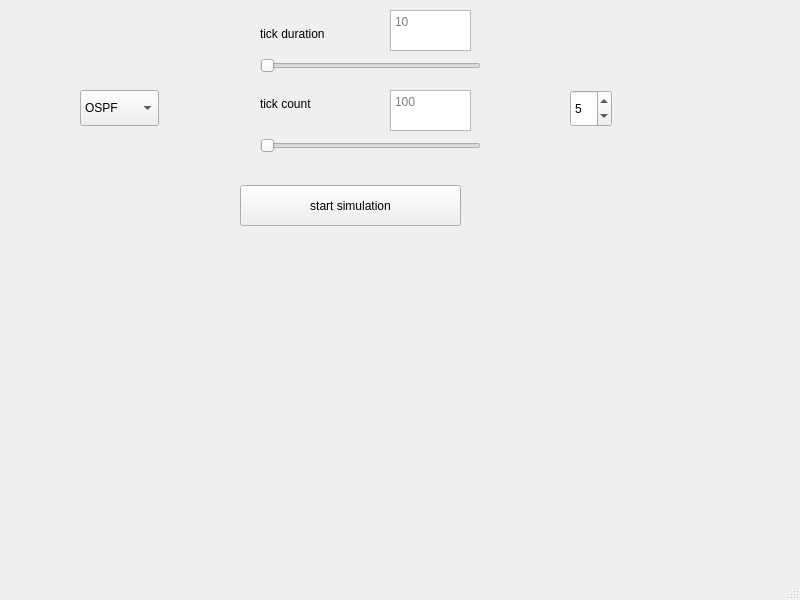
The window that networksimulator.ui (ArianFiroozi/CN-CA4-base) describes before a commit, drawn with Qt 5.
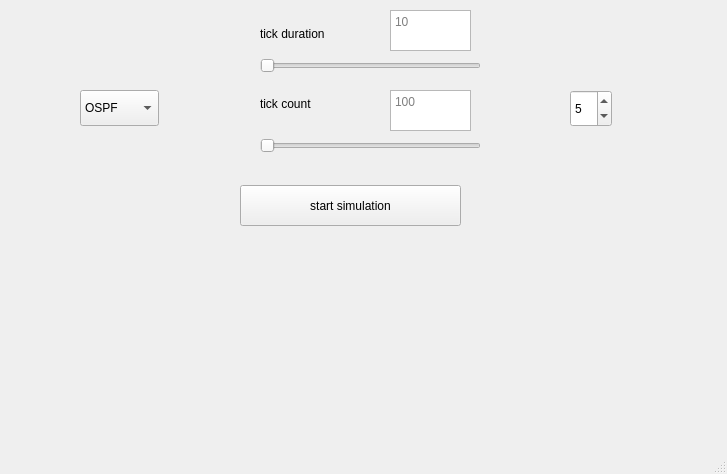
The same window after the commit.

Patch:
```diff
--- a/networksimulator.ui
+++ b/networksimulator.ui
@@ -6,8 +6,8 @@
    <rect>
     <x>0</x>
     <y>0</y>
-    <width>800</width>
-    <height>600</height>
+    <width>727</width>
+    <height>474</height>
    </rect>
   </property>
   <property name="windowTitle">
```
Left out of the diff: 7 changed lines with no effect on the pictures.
